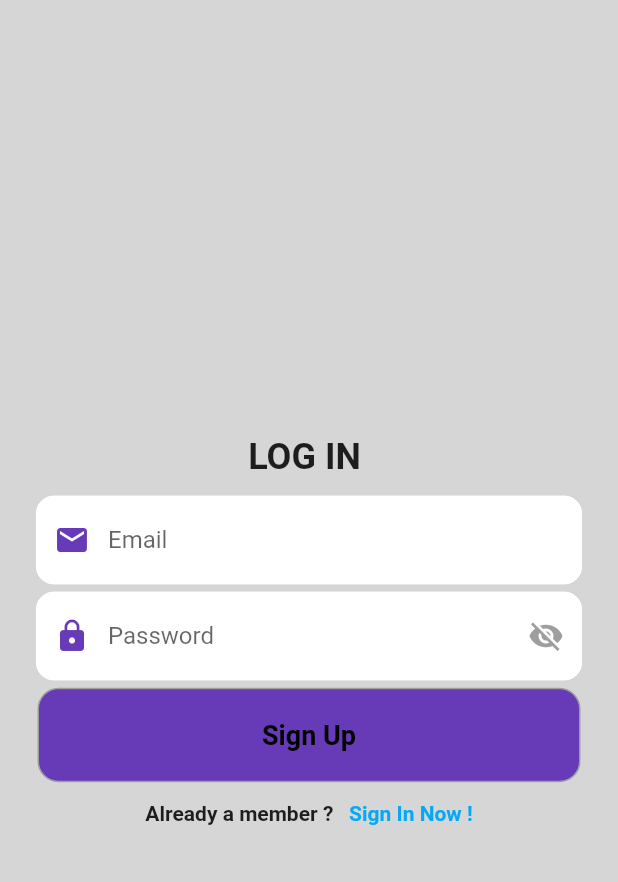
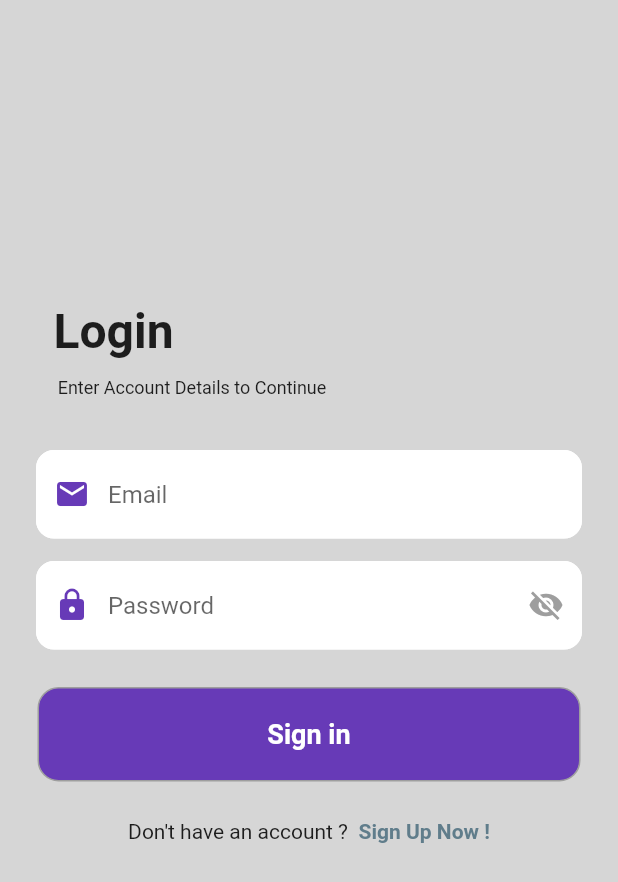
Before and after one commit to ikilemg/flutter_firebase_login, a Flutter app: the screen it shows after launch, on a phone screen of 412 x 824 dp. Shown: the top 882 px of the screen. Run offline on Flutter 3.47's test engine with Material 2 defaults, Android fonts, the phone set to English and light mode, and no system bars; our stand-ins replace cloud_firestore, email_validator, firebase_auth, firebase_core, matcher; missing offline and left inert: firebase_auth_web, firebase_core_web, turkish; accounts and stored records are empty.

Commit message:
fix shit

```diff
--- a/lib/login_page.dart
+++ b/lib/login_page.dart
@@ -44,21 +44,45 @@ class _LoginPageState extends State<LoginPage> {
             key: formKey,
             child: AutofillGroup(
               child: Column(
-                mainAxisAlignment: MainAxisAlignment.center,
+                crossAxisAlignment: CrossAxisAlignment.center,
                 children: [
                   SizedBox(
-                    height: 17,
+                    height: 195,
                   ),
-                  Text(
-                    'LOG IN ',
-                    style: TextStyle(
-                      fontWeight: FontWeight.bold,
-                      fontSize: 24,
+                  Center(
+                    child: Container(
+                      height: 50.0,
+                      width: 650.0,
+                      child: const Align(
+                        alignment: FractionalOffset(0.11, 0.6),
+                        child: Text(
+                          'Login ',
+                          style: TextStyle(
+                            fontWeight: FontWeight.bold,
+                            fontSize: 32,
+                          ),
+                        ),
+                      ),
+                    ),
+                  ),
+                  Center(
+                    child: Container(
+                      height: 25.0,
+                      width: 650.0,
+                      child: const Align(
+                        alignment: FractionalOffset(0.165, 0.6),
+                        child: Text(
+                          'Enter Account Details to Continue',
+                          style: TextStyle(
+                            fontSize: 12,
+                          ),
+                        ),
+                      ),
                     ),
                   ),
 
                   SizedBox(
-                    height: 12,
+                    height: 30,
                   ),
 
                   Padding(
@@ -68,7 +92,7 @@ class _LoginPageState extends State<LoginPage> {
                     ),
                   ),
                   SizedBox(
-                    height: 5,
+                    height: 15,
                   ),
                   Padding(
                     padding: const EdgeInsets.symmetric(horizontal: 24),
@@ -77,7 +101,7 @@ class _LoginPageState extends State<LoginPage> {
                     ),
                   ),
                   SizedBox(
-                    height: 5,
+                    height: 25,
                   ),
 
                   //Sign in button
@@ -103,9 +127,9 @@ class _LoginPageState extends State<LoginPage> {
                         ),
                         child: Center(
                           child: Text(
-                            'Sign Up',
+                            'Sign in',
                             style: TextStyle(
-                              color: Colors.black,
+                              color: Colors.white,
                               fontWeight: FontWeight.bold,
                               fontSize: 18,
                             ),
@@ -115,24 +139,22 @@ class _LoginPageState extends State<LoginPage> {
                     ),
                   ),
                   SizedBox(
-                    height: 13,
+                    height: 25,
                   ),
                   //register button
                   Row(
                     mainAxisAlignment: MainAxisAlignment.center,
                     children: [
                       Text(
-                        'Already a member ? ',
-                        style: TextStyle(
-                          fontWeight: FontWeight.bold,
-                        ),
+                        'Don\'t have an account ?',
+                        style: TextStyle(),
                       ),
                       GestureDetector(
                         onTap: widget.showRegisterPage,
                         child: Text(
-                          '  Sign In Now !',
+                          '  Sign Up Now !',
                           style: TextStyle(
-                            color: Colors.lightBlue,
+                            color: Colors.blueGrey,
                             fontWeight: FontWeight.bold,
                           ),
                         ),
```
Also changed, not shown: lib/register_page.dart (+24 -15 lines), 1 other file.
